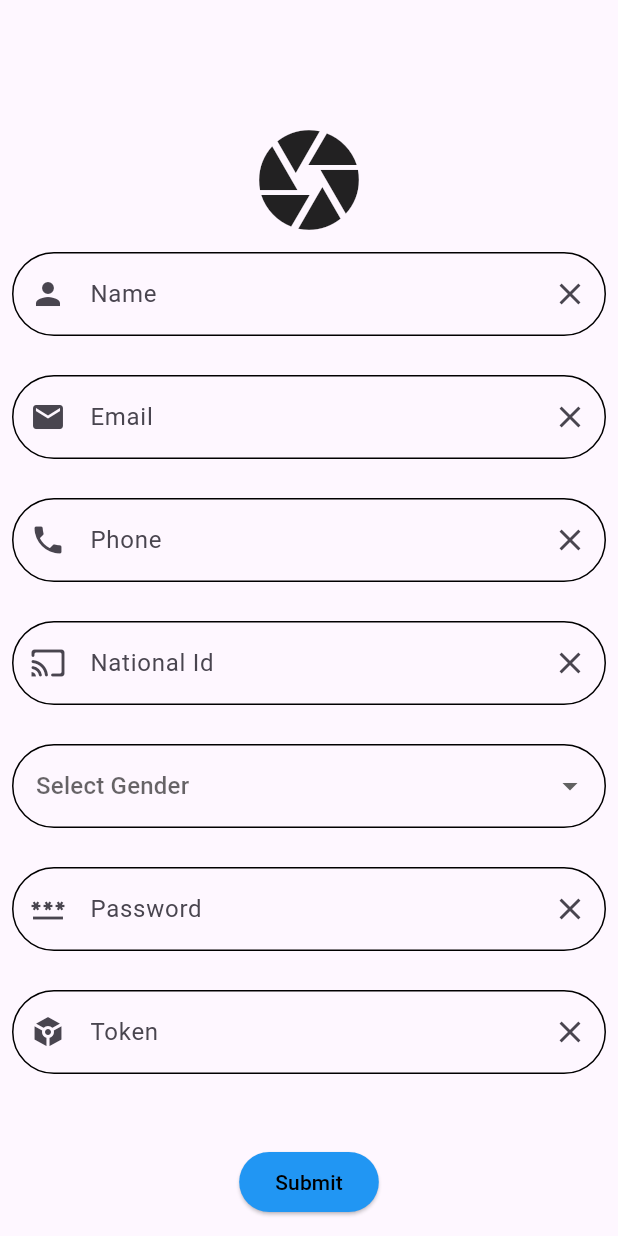
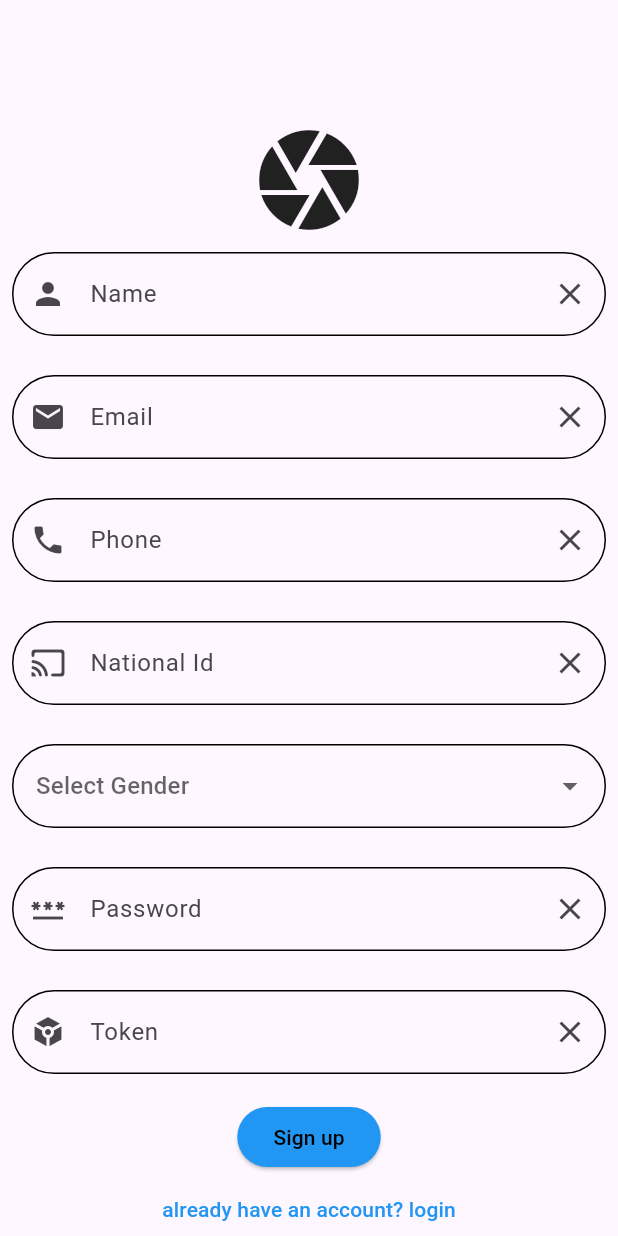
Before and after one commit to fatma-gelil/creativa_store_app, a Flutter app: the screen it shows after launch, on a phone screen of 412 x 824 dp. Run offline on Flutter 3.47's test engine with Material 3 defaults, Android fonts, the phone set to English and light mode, and no system bars; our stand-ins replace bloc, device_preview, dio, flutter_bloc, flutter_screenutil, flutter_spinkit and 1 more; network calls fail.

Commit message:
added maping form login to register ans vice verse

```diff
--- a/lib/feature/registeration/screen/register_screen.dart
+++ b/lib/feature/registeration/screen/register_screen.dart
@@ -5,6 +5,7 @@ import 'package:store/feature/category/view/screen/home_screen.dart';
 import 'package:store/feature/registeration/cubit/cubit/register_cubit.dart';
 import 'package:store/feature/registeration/cubit/cubit/register_state.dart';
 import 'package:store/feature/registeration/model/register_model.dart';
+import 'package:store/feature/registeration/screen/login_screen.dart';
 import 'package:store/feature/registeration/widget/custom_text_field.dart';
 import 'package:store/feature/registeration/widget/gender.dart';
 
@@ -164,7 +165,7 @@ class RegisterScreen extends StatelessWidget {
                     suffixIcon: const Icon(Icons.clear),
                   ),
                    const SizedBox(
-                    height: 40,
+                    height: 10,
                   ),
                   ElevatedButton(
                     style:ButtonStyle(backgroundColor: WidgetStateProperty.all<Color>(Colors.blue),) ,
@@ -181,7 +182,16 @@ class RegisterScreen extends StatelessWidget {
                               );
                         }
                       },
-                      child: const Text('Submit',style: TextStyle(color: Colors.black),))
+                      child: const Text('Sign up',style: TextStyle(color: Colors.black),)),
+                      TextButton(
+                      onPressed: () {
+                        Navigator.of(context).pushReplacement(
+                          MaterialPageRoute(
+                            builder: (context) => LoginScreen(),
+                          ),
+                        );
+                      },
+                      child: Text("already have an account? login",style: TextStyle(color: Colors.blue),)),
                 ],
               ),
             );
```
Also changed, not shown: lib/feature/registeration/screen/login_screen.dart (+12 -1 lines).
